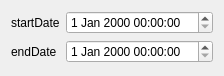
The window that GUI/UI/DialogComponents/StartEndDate_DialogComponents.ui (BrendonWatsonLab/PhoPyQtTimelinePlotter) describes before a commit, drawn with Qt 5.
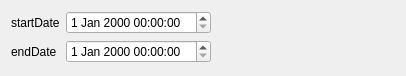
The same window after the commit.

The edit to the form file:
```diff
--- a/GUI/UI/DialogComponents/StartEndDate_DialogComponents.ui
+++ b/GUI/UI/DialogComponents/StartEndDate_DialogComponents.ui
@@ -6,7 +6,7 @@
    <rect>
     <x>0</x>
     <y>0</y>
-    <width>224</width>
+    <width>406</width>
     <height>76</height>
    </rect>
   </property>
@@ -14,6 +14,9 @@
    <string>Frame</string>
   </property>
   <layout class="QFormLayout" name="formLayout">
+   <property name="fieldGrowthPolicy">
+    <enum>QFormLayout::ExpandingFieldsGrow</enum>
+   </property>
    <item row="0" column="0">
     <widget class="QLabel" name="label">
      <property name="text">
```
